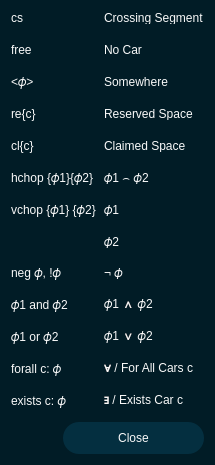
Above: pse/umlsl_editor/src/view/widgets/qt_widgets/query_help_dialog.ui from 69420pm/UMLSL-traffic-editor before the change. Below: the same form after it.
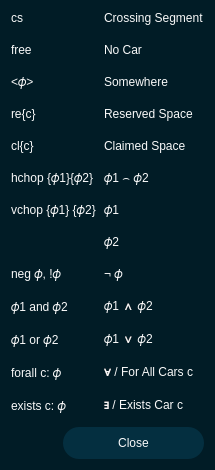
That is the form after the change. Icons and pictures are not drawn.

Commit message: fixed broken text on windows

```diff
--- a/pse/umlsl_editor/src/view/widgets/qt_widgets/query_help_dialog.ui
+++ b/pse/umlsl_editor/src/view/widgets/qt_widgets/query_help_dialog.ui
@@ -240,13 +240,13 @@
            <property name="minimumSize">
             <size>
              <width>0</width>
-             <height>13</height>
+             <height>0</height>
             </size>
            </property>
            <property name="maximumSize">
             <size>
              <width>16777215</width>
-             <height>13</height>
+             <height>16777215</height>
             </size>
            </property>
            <property name="text">
@@ -262,13 +262,13 @@
            <property name="minimumSize">
             <size>
              <width>0</width>
-             <height>13</height>
+             <height>0</height>
             </size>
            </property>
            <property name="maximumSize">
             <size>
              <width>16777215</width>
-             <height>13</height>
+             <height>16777215</height>
             </size>
            </property>
            <property name="text">
@@ -350,13 +350,13 @@
            <property name="minimumSize">
             <size>
              <width>0</width>
-             <height>13</height>
+             <height>0</height>
             </size>
            </property>
            <property name="maximumSize">
             <size>
              <width>16777215</width>
-             <height>13</height>
+             <height>16777215</height>
             </size>
            </property>
            <property name="text">
@@ -394,13 +394,13 @@
            <property name="minimumSize">
             <size>
              <width>0</width>
-             <height>13</height>
+             <height>0</height>
             </size>
            </property>
            <property name="maximumSize">
             <size>
              <width>16777215</width>
-             <height>13</height>
+             <height>16777215</height>
             </size>
            </property>
            <property name="text">
@@ -438,13 +438,13 @@
            <property name="minimumSize">
             <size>
              <width>0</width>
-             <height>13</height>
+             <height>0</height>
             </size>
            </property>
            <property name="maximumSize">
             <size>
              <width>16777215</width>
-             <height>13</height>
+             <height>16777215</height>
             </size>
            </property>
            <property name="text">
@@ -460,13 +460,13 @@
            <property name="minimumSize">
             <size>
              <width>0</width>
-             <height>13</height>
+             <height>0</height>
             </size>
            </property>
            <property name="maximumSize">
             <size>
              <width>16777215</width>
-             <height>13</height>
+             <height>16777215</height>
             </size>
            </property>
            <property name="text">
@@ -504,13 +504,13 @@
            <property name="minimumSize">
             <size>
              <width>0</width>
-             <height>13</height>
+             <height>0</height>
             </size>
            </property>
            <property name="maximumSize">
             <size>
              <width>16777215</width>
-             <height>13</height>
+             <height>16777215</height>
             </size>
            </property>
            <property name="text">
@@ -548,13 +548,13 @@
            <property name="minimumSize">
             <size>
              <width>0</width>
-             <height>13</height>
+             <height>0</height>
             </size>
            </property>
            <property name="maximumSize">
             <size>
              <width>16777215</width>
-             <height>13</height>
+             <height>16777215</height>
             </size>
            </property>
            <property name="text">
@@ -570,13 +570,13 @@
            <property name="minimumSize">
             <size>
              <width>0</width>
-             <height>13</height>
+             <height>0</height>
             </size>
            </property>
            <property name="maximumSize">
             <size>
              <width>16777215</width>
-             <height>13</height>
+             <height>16777215</height>
             </size>
            </property>
            <property name="text">
@@ -592,13 +592,13 @@
            <property name="minimumSize">
             <size>
              <width>0</width>
-             <height>13</height>
+             <height>0</height>
             </size>
            </property>
            <property name="maximumSize">
             <size>
              <width>16777215</width>
-             <height>13</height>
+             <height>16777215</height>
             </size>
            </property>
            <property name="text">
@@ -658,13 +658,13 @@
            <property name="minimumSize">
             <size>
              <width>0</width>
-             <height>13</height>
+             <height>0</height>
             </size>
            </property>
            <property name="maximumSize">
             <size>
              <width>16777215</width>
-             <height>13</height>
+             <height>16777215</height>
             </size>
            </property>
            <property name="text">
@@ -702,13 +702,13 @@
            <property name="minimumSize">
             <size>
              <width>0</width>
-             <height>13</height>
+             <height>0</height>
             </size>
            </property>
            <property name="maximumSize">
             <size>
              <width>16777215</width>
-             <height>13</height>
+             <height>16777215</height>
             </size>
            </property>
            <property name="text">
@@ -768,13 +768,13 @@
            <property name="minimumSize">
             <size>
              <width>0</width>
-             <height>13</height>
+             <height>0</height>
             </size>
            </property>
            <property name="maximumSize">
             <size>
              <width>16777215</width>
-             <height>13</height>
+             <height>16777215</height>
             </size>
            </property>
            <property name="text">
```
